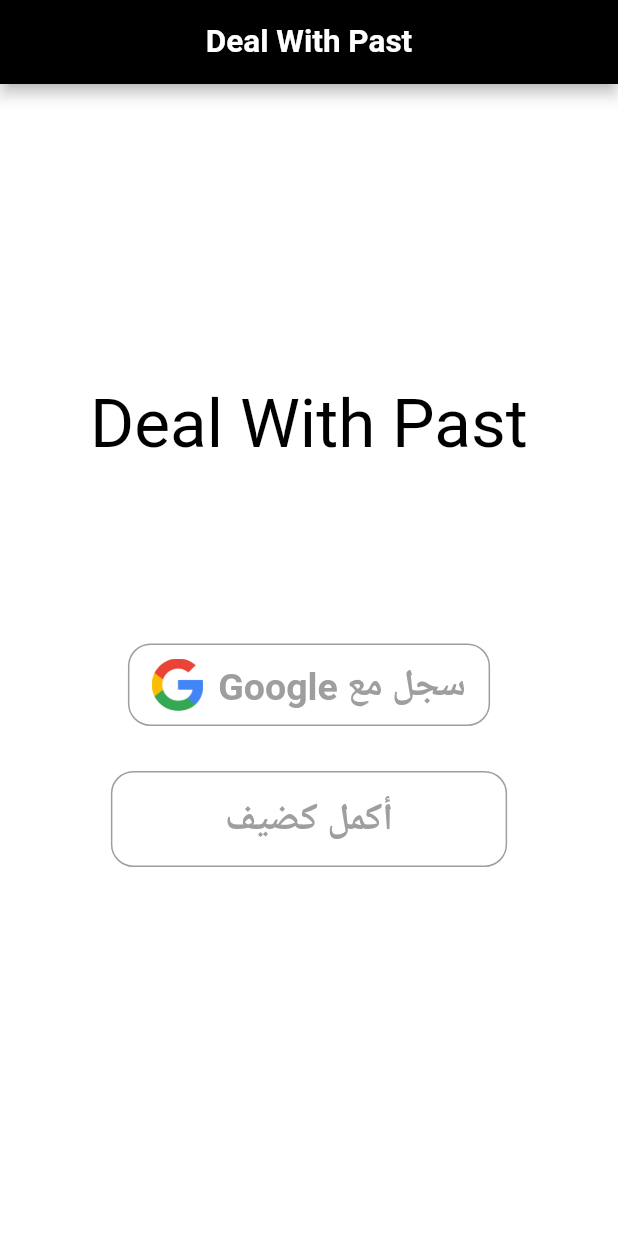
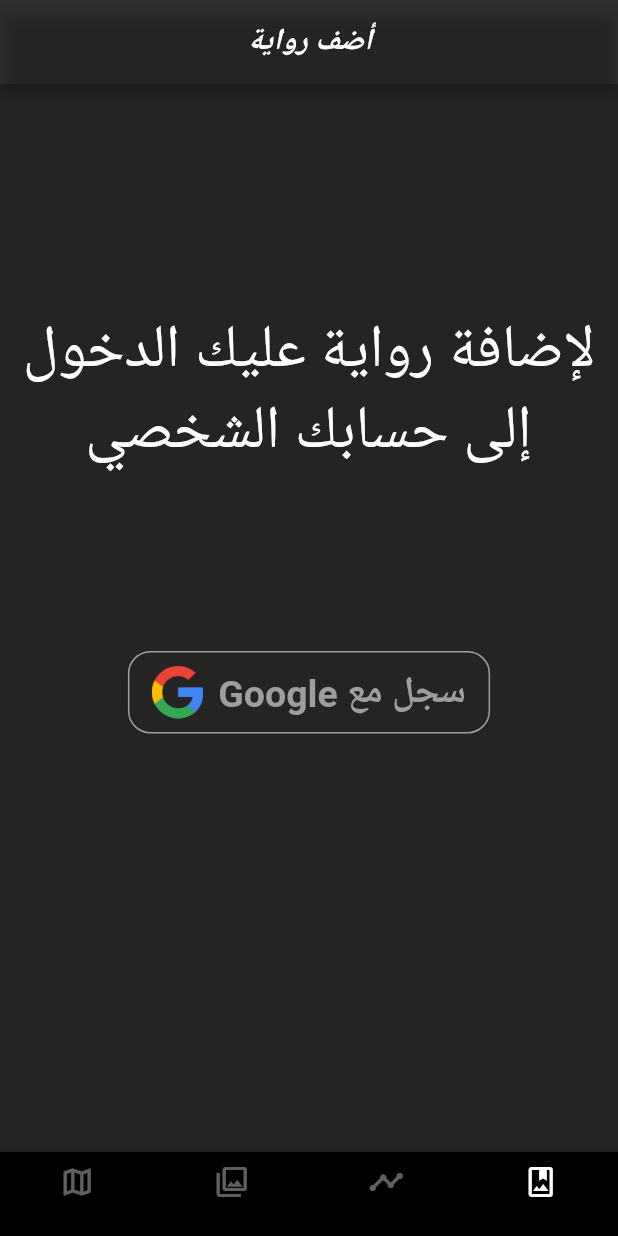
Before and after one commit to MohamadAMP/DealWithPast, a Flutter app: the screen it shows after launch, after a tap on "سجل مع Google", on a phone screen of 412 x 824 dp. Run offline on Flutter 3.47's test engine with Material 2 defaults, Android fonts, the phone set to English and light mode, and no system bars; our stand-ins replace carousel_slider, dio, file_picker, firebase_auth, firebase_core, flutter_easyloading and 10 more; missing offline and left inert: firebase_auth_web, firebase_core_web, geolocator_web, google_place, google_sign_in_web, image_picker_for_web and 2 more; accounts and stored records are empty; network calls fail; statements that could not run were skipped.

```diff
--- a/lib/Backend/auth.dart
+++ b/lib/Backend/auth.dart
@@ -29,6 +29,7 @@ Future<User?> signInWithGoogle() async {
   return user;
 }
 
-void signOut() async {
+signOut() async {
   await googleSignIn.signOut();
+  await _auth.signOut();
 }
--- a/lib/Homepages/mainPageGuest.dart
+++ b/lib/Homepages/mainPageGuest.dart
@@ -1,9 +1,11 @@
 // ignore_for_file: file_names, unused_import, use_key_in_widget_constructors
 
 import 'package:flutter/material.dart';
+import 'package:google_sign_in/google_sign_in.dart';
 import 'package:hexcolor/hexcolor.dart';
 import 'package:interactive_map/Gallery/Gallery.dart';
 import 'package:interactive_map/My%20Stories/Stories.dart';
+import 'package:interactive_map/My%20Stories/addStoryGuest.dart';
 import 'package:interactive_map/profilePage.dart';
 import 'package:interactive_map/Timeline/timeline.dart';
 import '../Map/map.dart';
@@ -27,12 +29,13 @@ class Body extends StatefulWidget {
 }
 
 class _Body extends State<Body> {
-  int currentIndex = 2;
+  int currentIndex = 3;
   Map<int, Widget> pageMap = {};
   Map<int, String> titleMap = {
-    0: "الجدول الزمني",
-    1: "عرض الروايات",
-    2: "الخريطة",
+    0: "أضف رواية",
+    1: "الجدول الزمني",
+    2: "عرض الروايات",
+    3: "الخريطة",
   };
   late Widget appBarContent, appBarText;
   late TextEditingController appBarController;
@@ -58,13 +61,24 @@ class _Body extends State<Body> {
     });
   }
 
+  signoutUser() async {
+    final GoogleSignIn googleSignIn = GoogleSignIn();
+    await googleSignIn.signOut();
+  }
+
   @override
   void initState() {
     super.initState();
     appBarController = TextEditingController();
     // ignore: prefer_const_constructors
-    pageMap = {0: Timeline(), 1: const Gallery(), 2: MapPage()};
+    pageMap = {
+      0: AddStoryGuest(),
+      1: Timeline(),
+      2: const Gallery(),
+      3: MapPage()
+    };
     setAppBar();
+    signoutUser();
   }
 
   @override
@@ -88,8 +102,11 @@ class _Body extends State<Body> {
         onTap: (index) {
           changePage(index);
         },
+        type: BottomNavigationBarType.fixed,
         items: const [
           // ignore: prefer_const_constructors
+          BottomNavigationBarItem(
+              label: "", icon: Icon(Icons.photo_album_outlined)),
           BottomNavigationBarItem(label: "", icon: Icon(Icons.timeline)),
           BottomNavigationBarItem(
               label: "", icon: Icon(Icons.photo_library_outlined)),
--- a/lib/Map/map.dart
+++ b/lib/Map/map.dart
@@ -176,13 +176,17 @@ class _MapPage extends State<MapPage> {
         body: Stack(
       children: [
         GoogleMap(
+          minMaxZoomPreference: MinMaxZoomPreference(8.5, 40),
           cameraTargetBounds: CameraTargetBounds(LatLngBounds(
-              northeast: LatLng(34.6566324, 36.6896525),
-              southwest: LatLng(33.0569738, 35.0935346))),
+              northeast: LatLng(33.8566324, 35.7896525),
+              southwest: LatLng(33.8469738, 35.7535346))),
           initialCameraPosition: _initialCameraPosition,
           myLocationButtonEnabled: false,
           zoomControlsEnabled: false,
+          // zoomGesturesEnabled: false,
           compassEnabled: false,
+          // scrollGesturesEnabled: false,
+          rotateGesturesEnabled: false,
           markers: Set.from(allMarkers),
           onMapCreated: mapCreated,
         ),
--- /dev/null
+++ b/lib/My Stories/addStoryGuest.dart
@@ -0,0 +1,114 @@
+// ignore_for_file: file_names, unused_import, use_key_in_widget_constructors, prefer_typing_uninitialized_variables, unnecessary_this, prefer_const_constructors, avoid_unnecessary_containers, duplicate_ignore
+
+import 'dart:io';
+import 'package:firebase_auth/firebase_auth.dart';
+import 'package:flutter/material.dart';
+import 'package:interactive_map/Backend/auth.dart';
+import 'package:interactive_map/Repos/UserRepo.dart';
+import 'package:interactive_map/Repos/media.dart';
+import 'package:interactive_map/Homepages/mainPage.dart';
+import 'package:interactive_map/Homepages/mainPageGuest.dart';
+import 'package:interactive_map/Map/map.dart';
+
+class AddStoryGuest extends StatelessWidget {
+  @override
+  Widget build(BuildContext context) {
+    return Scaffold(
+      body: Body(),
+    );
+  }
+}
+
+class Body extends StatefulWidget {
+  @override
+  _BodyState createState() => _BodyState();
+}
+
+class _BodyState extends State<Body> {
+  UserRepo userRepo = UserRepo();
+  Media media = Media();
+  late var token;
+
+  @override
+  void initState() {
+    super.initState();
+  }
+
+  Future<void> click() async {
+    token = await userRepo.Authenticate("admin", "admin_1234");
+    signInWithGoogle().then((user) async => {
+          if (await userRepo.AuthenticateOther(
+                  user!.email.toString().split('@')[0], user.uid) ==
+              false)
+            {
+              //terms and conditions
+              await userRepo.Login(user.uid, user.email.toString(),
+                  user.email.toString().split('@')[0], token),
+              Navigator.pushReplacement(
+                  context,
+                  MaterialPageRoute(
+                    builder: (context) => WelcomePage(),
+                  ))
+            }
+          else
+            {
+              Navigator.pushReplacement(
+                  context,
+                  MaterialPageRoute(
+                    builder: (context) => WelcomePage(),
+                  ))
+            },
+        });
+  }
+
+  Widget loginButton() {
+    // ignore: deprecated_member_use
+    return OutlineButton(
+        onPressed: this.click,
+        shape: RoundedRectangleBorder(borderRadius: BorderRadius.circular(15)),
+        splashColor: Colors.grey[600],
+        borderSide: BorderSide(color: Colors.grey),
+        child: Container(
+          child: Padding(
+            padding: EdgeInsets.fromLTRB(0, 10, 0, 10),
+            child: Row(
+              mainAxisAlignment: MainAxisAlignment.center,
+              mainAxisSize: MainAxisSize.min,
+              children: const <Widget>[
+                Padding(
+                  padding: EdgeInsets.only(left: 10),
+                  child: Text(
+                    'سجل مع Google',
+                    style: TextStyle(color: Colors.grey, fontSize: 25),
+                  ),
+                ),
+                Image(image: AssetImage('assets/google_logo.png'), height: 35),
+              ],
+            ),
+          ),
+        ));
+  }
+
+  @override
+  Widget build(BuildContext context) {
+    return Container(
+        color: Color(0xFF252422),
+        child: Center(
+            child: Column(
+          crossAxisAlignment: CrossAxisAlignment.center,
+          children: <Widget>[
+            SizedBox(height: 150),
+            Center(
+              child: Text(
+                "لإضافة رواية عليك الدخول إلى حسابك الشخصي",
+                textAlign: TextAlign.center,
+                style: TextStyle(color: Colors.white, fontSize: 40),
+              ),
+            ),
+            SizedBox(height: 120),
+            Container(child: loginButton()),
+            SizedBox(height: 30),
+          ],
+        )));
+  }
+}
--- a/lib/main.dart
+++ b/lib/main.dart
@@ -7,6 +7,7 @@ import 'package:flutter/material.dart';
 import 'package:interactive_map/Backend/Login.dart';
 import 'package:interactive_map/Homepages/mainPage.dart';
 import 'package:flutter_localizations/flutter_localizations.dart';
+import 'package:interactive_map/Homepages/mainPageGuest.dart';
 
 Future<void> main() async {
   WidgetsFlutterBinding.ensureInitialized();
@@ -32,6 +33,7 @@ class MyApp extends StatelessWidget {
     };
     MaterialColor mainColor = MaterialColor(0xFF000000, color);
     if (FirebaseAuth.instance.currentUser != null) {
+      print(FirebaseAuth.instance.currentUser!.displayName);
       return MaterialApp(
         locale: const Locale('ar', 'MA'),
         localizationsDelegates: const [
@@ -69,7 +71,7 @@ class MyApp extends StatelessWidget {
           primarySwatch: mainColor,
           visualDensity: VisualDensity.adaptivePlatformDensity,
         ),
-        home: LoginPage(),
+        home: WelcomePageGuest(),
       );
     }
   }
--- a/lib/profilePage.dart
+++ b/lib/profilePage.dart
@@ -4,8 +4,10 @@
 
 import 'package:firebase_auth/firebase_auth.dart';
 import 'package:flutter/material.dart';
-import 'package:interactive_map/Backend/Login.dart';
-import 'package:interactive_map/Backend/auth.dart';
+import 'package:google_sign_in/google_sign_in.dart';
+import 'package:interactive_map/Homepages/mainPageGuest.dart';
+
+import 'Backend/auth.dart';
 
 // ignore: must_be_immutable
 class Profile extends StatefulWidget {
@@ -85,12 +87,12 @@ class _ProfileState extends State<Profile> {
                           ),
                         ),
                         ElevatedButton(
-                            onPressed: () {
-                              signOut();
+                            onPressed: () async {
+                              await signOut();
                               Navigator.pushReplacement(
                                 context,
                                 MaterialPageRoute(
-                                    builder: (context) => LoginPage()),
+                                    builder: (context) => WelcomePageGuest()),
                               );
                             },
                             child: Text("signout"))
```
Also changed, not shown: 1 other file.
